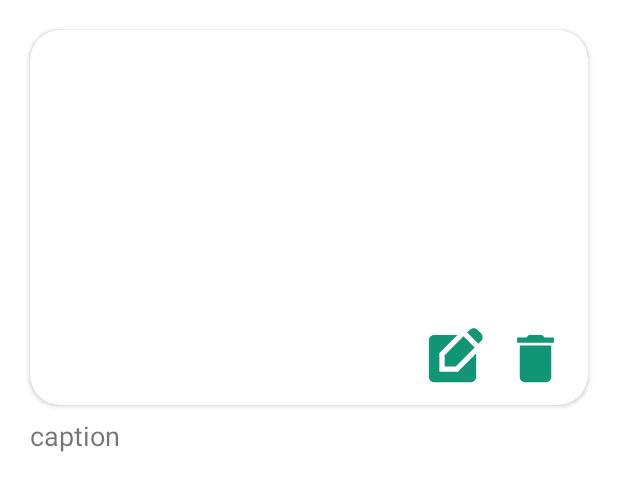
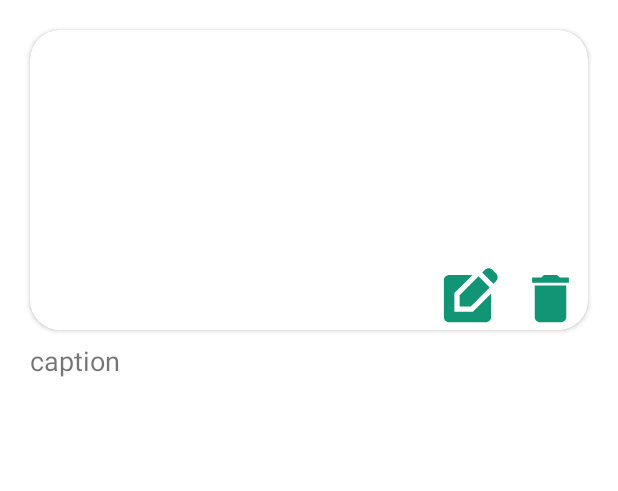
Before and after one commit to Hasindu071/GoodEats9, an Android app: the layout recycler_item.xml on its own in the app's theme, with its tools: preview values and no code run, on a phone screen of 412 x 824 dp. Shown: the top 491 px of the screen. Run offline under Robolectric (Android 15) with nearby library versions, the phone set to English and light mode, and no system bars.

Commit message:
minor design changes

```diff
--- a/app/src/main/java/com/example/goodeats9/recipeMain.java
+++ b/app/src/main/java/com/example/goodeats9/recipeMain.java
@@ -35,7 +35,7 @@ public class recipeMain extends AppCompatActivity {
     private Button procedureButton;
     private Button ingredientsButton;
     private ProgressBar loadingSpinner;
-    private TextView recipeNameText, descriptionText, userNameText, totalRatingTextView;
+    private TextView recipeNameText, descriptionText, userNameText, totalRatingTextView,CooktimeText;
     private VideoView recipeVideoView;
     private DatabaseReference recipeDatabaseReference;
     private ImageView save;
@@ -60,6 +60,7 @@ public class recipeMain extends AppCompatActivity {
         recipeNameText = findViewById(R.id.recipeName);
         descriptionText = findViewById(R.id.Recipedescription);
         userNameText = findViewById(R.id.profileName);
+        CooktimeText = findViewById(R.id.cookTimeText);
         procedureButton = findViewById(R.id.procedureButton);
         ingredientsButton = findViewById(R.id.ingredientsButton);
         ImageView starImage = findViewById(R.id.star);
@@ -80,6 +81,7 @@ public class recipeMain extends AppCompatActivity {
         String userName = intentRecipe.getStringExtra("username");
         String email = intentRecipe.getStringExtra("currentUserEmail");
         String videoUri = intentRecipe.getStringExtra("videoUri");
+        String cookTime = intentRecipe.getStringExtra("cookTime");
         recipeId = intentRecipe.getStringExtra("recipeID");
         userEmail = intentRecipe.getStringExtra("currentUserEmail");
 
@@ -116,6 +118,7 @@ public class recipeMain extends AppCompatActivity {
         recipeNameText.setText(name);
         descriptionText.setText(description);
         userNameText.setText(userName);
+        CooktimeText.setText(cookTime);
 
         // Make the "reviews" text look like a link
         textViewReviews.setPaintFlags(textViewReviews.getPaintFlags() | Paint.UNDERLINE_TEXT_FLAG);
--- a/app/src/main/res/layout/recycler_item.xml
+++ b/app/src/main/res/layout/recycler_item.xml
@@ -9,7 +9,7 @@
 
         <androidx.cardview.widget.CardView
             android:layout_width="match_parent"
-            android:layout_height="250dp"
+            android:layout_height="200dp"
             android:layout_marginStart="20dp"
             android:layout_marginEnd="20dp"
             android:layout_marginTop="20dp"
@@ -29,11 +29,17 @@
 
                 <!-- Icons in the bottom-right corner -->
                 <LinearLayout
-                    android:layout_width="wrap_content"
-                    android:layout_height="wrap_content"
+                    android:layout_width="match_parent"
+                    android:layout_height="45dp"
+                    android:background="#80FFFFFF"
                     android:layout_gravity="bottom|end"
-                    android:orientation="horizontal"
-                    android:layout_margin="10dp">
+                    android:orientation="horizontal">
+
+                    <!-- Spacer to push icons to the right -->
+                    <View
+                        android:layout_width="0dp"
+                        android:layout_height="wrap_content"
+                        android:layout_weight="1" />
 
                     <!-- Edit Icon -->
                     <ImageView
@@ -41,15 +47,18 @@
                         android:layout_width="50dp"
                         android:layout_height="42dp"
                         app:srcCompat="@drawable/edit"
-                        android:layout_marginEnd="5dp"/>
+                        android:layout_gravity="bottom"
+                        android:layout_marginEnd="5dp" />
 
                     <!-- Delete Icon -->
                     <ImageView
                         android:id="@+id/deletebtn"
                         android:layout_width="50dp"
                         android:layout_height="42dp"
-                        app:srcCompat="@drawable/ndlt"/>
+                        android:layout_gravity="bottom"
+                        app:srcCompat="@drawable/ndlt" />
                 </LinearLayout>
+
 
             </FrameLayout>
 
```
Also changed, not shown: app/src/main/res/drawable/ic_time.xml (added, +7 -0 lines), app/src/main/res/layout/activity_recipe_main.xml (+38 -7 lines).
